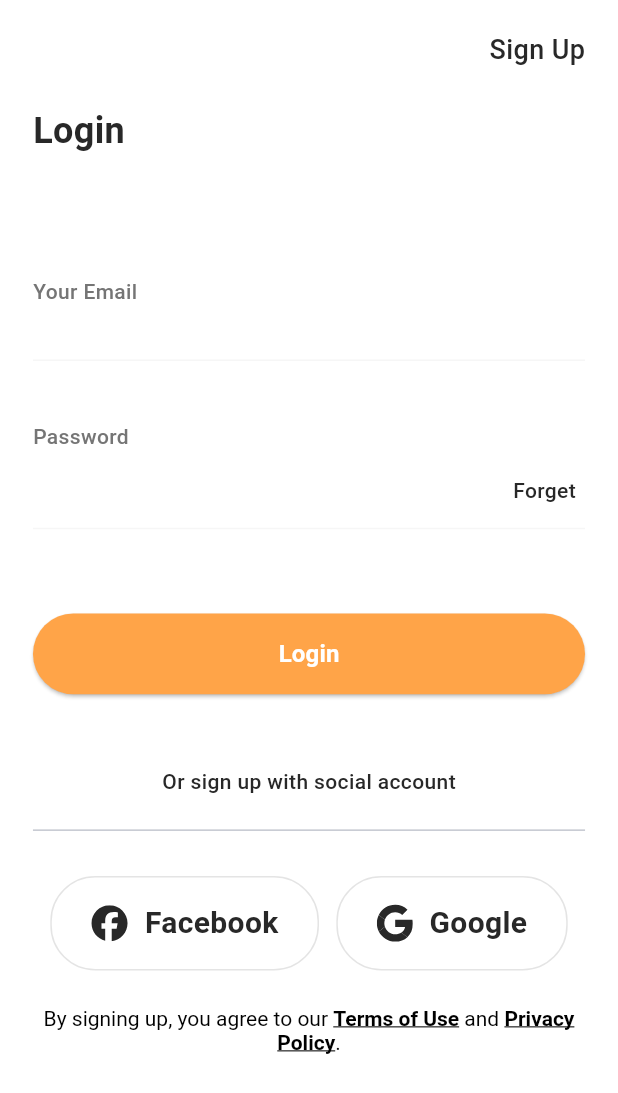
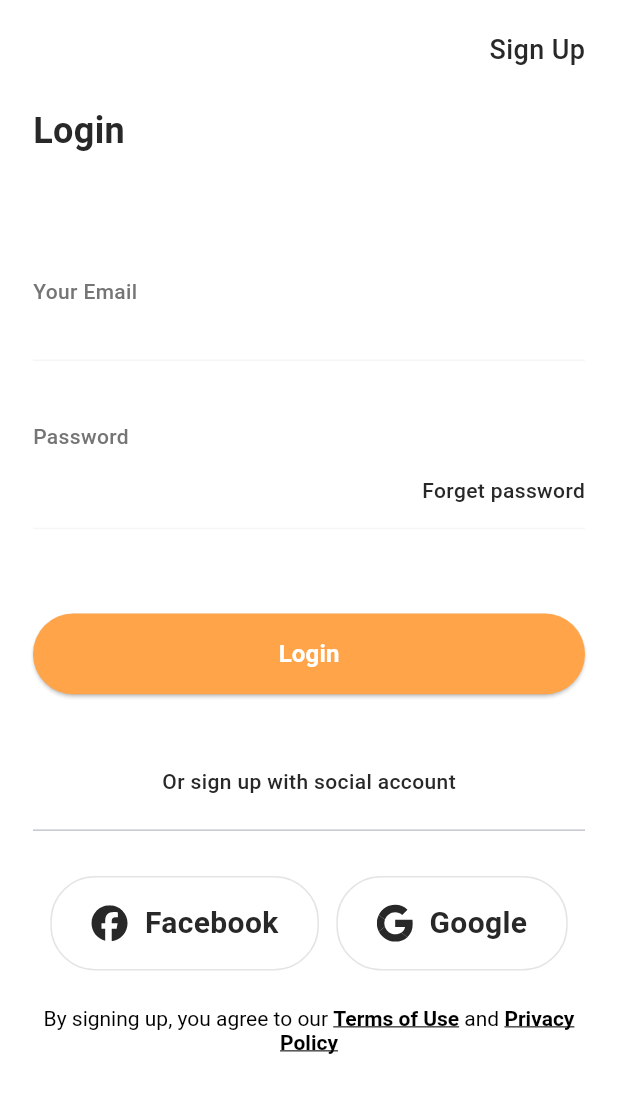
Before and after one commit to CoreVine/T-Ride-Driver-Flutter, a Flutter app: the RegisterScreen screen opened by its route, after a tap on "Login", on a phone screen of 412 x 824 dp. Shown: the top 1093 px of the screen. Run offline on Flutter 3.47's test engine with Material 3 defaults, Android fonts, the phone set to English and light mode, and no system bars; our stand-ins replace bloc, dio, equatable, flutter_bloc, flutter_screenutil, flutter_secure_storage and 5 more; accounts and stored records are empty.

Commit message:
add Forget password screen
- Add Forget Password Screen without connection with backend

```diff
--- a/lib/core/routing/app_router.dart
+++ b/lib/core/routing/app_router.dart
@@ -2,8 +2,9 @@ import 'package:flutter/material.dart';
 import 'package:flutter_bloc/flutter_bloc.dart';
 import 'package:tride/core/routing/routes.dart';
 import 'package:tride/features/Auth/presentation/cubit/auth_cubit.dart';
-import 'package:tride/features/Auth/presentation/pages/login_screen.dart';
-import 'package:tride/features/Auth/presentation/pages/register_screen.dart';
+import 'package:tride/features/Auth/presentation/pages/forget_password/forget_screen.dart';
+import 'package:tride/features/Auth/presentation/pages/login_screen/login_screen.dart';
+import 'package:tride/features/Auth/presentation/pages/register_screen/register_screen.dart';
 import 'package:tride/features/onboarding/presentation/pages/on_boarding_screen.dart';
 import 'package:tride/features/splash/splash_screen.dart';
 
@@ -23,6 +24,12 @@ class AppRouter {
             builder: (_) => BlocProvider(
                   create: (context) => getIt<AuthCubit>(),
                   child: LoginScreen(),
+                ));
+      case Routes.forgetPasswordScreen:
+        return MaterialPageRoute(
+            builder: (_) => BlocProvider(
+                  create: (context) => getIt<AuthCubit>(),
+                  child: ForgetPasswordScreen(),
                 ));
 
       case Routes.signUpScreen:
--- a/lib/core/routing/routes.dart
+++ b/lib/core/routing/routes.dart
@@ -5,5 +5,6 @@ class Routes {
   static const String onBoardingScreen3 = '/onBoardingScreen3';
   static const String loginScreen = '/loginScreen';
   static const String signUpScreen = '/signUpScreen';
+  static const String forgetPasswordScreen = '/forgetPasswordScreen';
   static const String homeScreen = '/homeScreen';
 }
--- a/lib/features/Auth/presentation/pages/login_screen.dart
+++ /dev/null
@@ -1,95 +0,0 @@
-import 'package:flutter/material.dart';
-import 'package:flutter_bloc/flutter_bloc.dart';
-import 'package:tride/core/theming/app_assets.dart';
-import 'package:tride/generated/l10n.dart';
-
-import '../../../../core/routing/routes.dart';
-import '../../../../core/theming/app_text_styles.dart';
-import '../../../../core/utils/validation_utils.dart';
-import '../../../../core/widgets/input_field_widget.dart';
-import '../cubit/auth_cubit.dart';
-import '../widgets/auth_layout.dart';
-import '../widgets/social_auth_button.dart';
-
-class LoginScreen extends StatelessWidget {
-  const LoginScreen({super.key});
-
-  @override
-  Widget build(BuildContext context) {
-    final cubit = context.read<AuthCubit>();
-    return Scaffold(
-      body: SafeArea(
-        child: AuthLayout(
-            formKey: cubit.formKey,
-            title: S
-                .of(context)
-                .login,
-            switchText: S
-                .of(context)
-                .signUp,
-            onSwitchTap: () {
-              Navigator.pushNamed(context, Routes.signUpScreen);
-              // Navigate to sign up
-            },
-            buttonText: S
-                .of(context)
-                .login,
-            onButtonTap: () {
-              // Handle login
-            },
-            passwordTextField: BlocBuilder<AuthCubit, AuthState>(
-              builder: (context, state) {
-                final showForget = state is AuthShowForgetPassword;
-                return CustomTextField(
-                  textController: cubit.passwordController,
-                  labelText: S
-                      .of(context)
-                      .password,
-                  isObscure: cubit.isPasswordObscure,
-                  suffixIcon: showForget
-                      ? GestureDetector(
-                    onTap: () {
-                      print("Navigate to Forget Password");
-                    },
-                    child: Padding(
-                      padding: const EdgeInsets.only(top: 12.0),
-                      child: Text(
-                        S
-                            .of(context)
-                            .forgetPassword,
-                        style: AppTextStyles.roboto14Medium,
-                      ),
-                    ),
-                  )
-                      : IconButton(
-                    icon: cubit.isPasswordObscure
-                        ? Icon(Icons.visibility)
-                        : Icon(Icons.visibility_off),
-                    onPressed: () => cubit.changeVisibility(),
-                  ),
-                  validator: (value) =>
-                      ValidationUtils().validatePassword(value),
-                );
-              },
-            ),
-            socialButtons: [
-            SocialAuthButton(
-            label: S.of(context).facebook,
-        imagePath: AppAssets.facebook,
-        onButtonTap: () {
-          // Handle Facebook login
-        },
-      ),
-      SocialAuthButton(
-        label: S
-            .of(context)
-            .google,
-        imagePath: AppAssets.google,
-        onButtonTap: () {
-          // Handle Google login
-        },
-      ),
-      ],
-    )));
-  }
-}
--- /dev/null
+++ b/lib/features/Auth/presentation/pages/login_screen/login_screen.dart
@@ -0,0 +1,82 @@
+import 'package:flutter/material.dart';
+import 'package:flutter_bloc/flutter_bloc.dart';
+import 'package:tride/core/theming/app_assets.dart';
+import 'package:tride/generated/l10n.dart';
+
+import '../../../../../core/routing/routes.dart';
+import '../../../../../core/theming/app_text_styles.dart';
+import '../../../../../core/utils/validation_utils.dart';
+import '../../../../../core/widgets/input_field_widget.dart';
+import '../../cubit/auth_cubit.dart';
+import '../../widgets/auth_layout.dart';
+import '../../widgets/social_auth_button.dart';
+
+class LoginScreen extends StatelessWidget {
+  const LoginScreen({super.key});
+
+  @override
+  Widget build(BuildContext context) {
+    final cubit = context.read<AuthCubit>();
+    return Scaffold(
+        body: SafeArea(
+            child: AuthLayout(
+      formKey: cubit.formKey,
+      title: S.of(context).login,
+      switchText: S.of(context).signUp,
+      onSwitchTap: () {
+        Navigator.pushNamed(context, Routes.signUpScreen);
+        // Navigate to sign up
+      },
+      buttonText: S.of(context).login,
+      onButtonTap: () {
+        // Handle login
+      },
+      passwordTextField: BlocBuilder<AuthCubit, AuthState>(
+        builder: (context, state) {
+          final showForget = state is AuthShowForgetPassword;
+          return CustomTextField(
+            textController: cubit.passwordController,
+            labelText: S.of(context).password,
+            isObscure: cubit.isPasswordObscure,
+            suffixIcon: showForget
+                ? GestureDetector(
+                    onTap: () {
+                      Navigator.pushNamed(context, Routes.forgetPasswordScreen);
+                    },
+                    child: Padding(
+                      padding: const EdgeInsets.only(top: 12.0),
+                      child: Text(
+                        S.of(context).forgetPassword,
+                        style: AppTextStyles.roboto14Medium,
+                      ),
+                    ),
+                  )
+                : IconButton(
+                    icon: cubit.isPasswordObscure
+                        ? Icon(Icons.visibility)
+                        : Icon(Icons.visibility_off),
+                    onPressed: () => cubit.changeVisibility(),
+                  ),
+            validator: (value) => ValidationUtils().validatePassword(value),
+          );
+        },
+      ),
+      socialButtons: [
+        SocialAuthButton(
+          label: S.of(context).facebook,
+          imagePath: AppAssets.facebook,
+          onButtonTap: () {
+            // Handle Facebook login
+          },
+        ),
+        SocialAuthButton(
+          label: S.of(context).google,
+          imagePath: AppAssets.google,
+          onButtonTap: () {
+            // Handle Google login
+          },
+        ),
+      ],
+    )));
+  }
+}
--- a/lib/features/Auth/presentation/widgets/auth_layout.dart
+++ b/lib/features/Auth/presentation/widgets/auth_layout.dart
@@ -118,7 +118,6 @@ class AuthLayout extends StatelessWidget {
                       ),
                       recognizer: TapGestureRecognizer()..onTap = () {},
                     ),
-                    TextSpan(text: '.'),
                   ],
                 ),
               ),
--- a/lib/l10n/intl_ar.arb
+++ b/lib/l10n/intl_ar.arb
@@ -21,5 +21,9 @@
   "termsOfUse": "شروط الاستخدام ",
   "and": " و ",
   "privacyPolicy": "سياسة الخصوصية الخاصة بنا.",
-  "forgetPassword" : "نسيت كلمة المرور"
+  "forgetPassword": "نسيت كلمة المرور",
+  "sendCode": "Send code",
+  "back": "رجوع",
+  "emailVerification" : "التحقق من البريد الإلكتروني",
+  "enterCode" : "أدخل الرمز"
 }
--- a/lib/l10n/intl_en.arb
+++ b/lib/l10n/intl_en.arb
@@ -20,5 +20,9 @@
   "termsOfUse": "Terms of Use",
   "and": " and ",
   "privacyPolicy": "Privacy Policy",
-  "forgetPassword" : "Forget"
+  "forgetPassword": "Forget password",
+  "sendCode": "Send code",
+  "back": "back",
+  "emailVerification": "Email verification",
+  "enterCode": "Enter code"
 }
```
Also changed, not shown: lib/features/Auth/presentation/pages/forget_password/forget_screen.dart (added, +60 -0 lines), lib/features/Auth/presentation/pages/forget_screen.dart (deleted, +0 -10 lines), lib/features/Auth/presentation/pages/register_screen/register_screen.dart (renamed from lib/features/Auth/presentation/pages/register_screen.dart, +9 -9 lines), lib/features/Auth/presentation/pages/verify_code/verify_code_screen.dart (added, +17 -0 lines), lib/generated/intl/messages_ar.dart, lib/generated/intl/messages_en.dart, lib/generated/l10n.dart.
